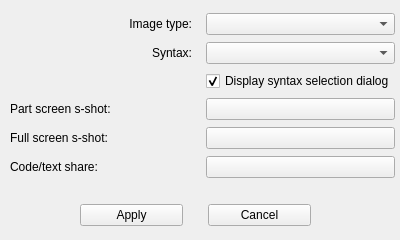
bakwc/Pastexen, file client/config.ui: the form before one commit.
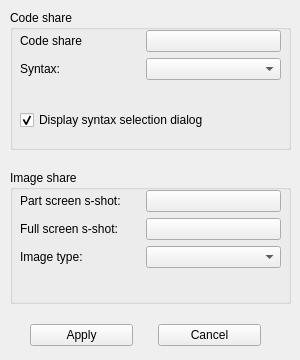
The form after the commit. Icons and pictures are not drawn.

Commit message: UI changed in accordance with the design

Patch:
```diff
--- a/client/config.ui
+++ b/client/config.ui
@@ -6,28 +6,16 @@
    <rect>
     <x>0</x>
     <y>0</y>
-    <width>400</width>
-    <height>240</height>
+    <width>300</width>
+    <height>360</height>
    </rect>
   </property>
   <property name="sizePolicy">
-   <sizepolicy hsizetype="Preferred" vsizetype="Preferred">
+   <sizepolicy hsizetype="Fixed" vsizetype="Fixed">
     <horstretch>0</horstretch>
     <verstretch>0</verstretch>
    </sizepolicy>
   </property>
-  <property name="minimumSize">
-   <size>
-    <width>400</width>
-    <height>240</height>
-   </size>
-  </property>
-  <property name="maximumSize">
-   <size>
-    <width>400</width>
-    <height>240</height>
-   </size>
-  </property>
   <property name="baseSize">
    <size>
     <width>400</width>
@@ -41,121 +29,11 @@
    <iconset resource="resources.qrc">
     <normaloff>:/icons/icon.png</normaloff>:/icons/icon.png</iconset>
   </property>
-  <widget class="QWidget" name="gridLayoutWidget">
-   <property name="geometry">
-    <rect>
-     <x>10</x>
-     <y>10</y>
-     <width>385</width>
-     <height>176</height>
-    </rect>
-   </property>
-   <layout class="QGridLayout" name="gridLayout">
-    <property name="horizontalSpacing">
-     <number>14</number>
-    </property>
-    <property name="verticalSpacing">
-     <number>4</number>
-    </property>
-    <item row="3" column="0">
-     <widget class="QLabel" name="label">
-      <property name="text">
-       <string>Part screen s-shot:</string>
-      </property>
-     </widget>
-    </item>
-    <item row="4" column="1">
-     <widget class="QPushButton" name="fullhotkey">
-      <property name="text">
-       <string/>
-      </property>
-     </widget>
-    </item>
-    <item row="1" column="0">
-     <widget class="QLabel" name="labelPassword">
-      <property name="text">
-       <string>Syntax:</string>
-      </property>
-      <property name="alignment">
-       <set>Qt::AlignRight|Qt::AlignTrailing|Qt::AlignVCenter</set>
-      </property>
-     </widget>
-    </item>
-    <item row="3" column="1">
-     <widget class="QPushButton" name="parthotkey">
-      <property name="text">
-       <string/>
-      </property>
-     </widget>
-    </item>
-    <item row="5" column="1">
-     <widget class="QPushButton" name="texthotkey">
-      <property name="text">
-       <string/>
-      </property>
-     </widget>
-    </item>
-    <item row="5" column="0">
-     <widget class="QLabel" name="label_3">
-      <property name="text">
-       <string>Code/text share:</string>
-      </property>
-     </widget>
-    </item>
-    <item row="1" column="1">
-     <widget class="QComboBox" name="comboSourcesType">
-      <property name="editable">
-       <bool>false</bool>
-      </property>
-     </widget>
-    </item>
-    <item row="0" column="0">
-     <widget class="QLabel" name="labelLogin">
-      <property name="layoutDirection">
-       <enum>Qt::LeftToRight</enum>
-      </property>
-      <property name="text">
-       <string>Image type:</string>
-      </property>
-      <property name="alignment">
-       <set>Qt::AlignRight|Qt::AlignTrailing|Qt::AlignVCenter</set>
-      </property>
-     </widget>
-    </item>
-    <item row="4" column="0">
-     <widget class="QLabel" name="label_2">
-      <property name="text">
-       <string>Full screen s-shot:</string>
-      </property>
-     </widget>
-    </item>
-    <item row="0" column="1">
-     <widget class="QComboBox" name="comboImageType">
-      <property name="currentIndex">
-       <number>-1</number>
-      </property>
-     </widget>
-    </item>
-    <item row="2" column="1">
-     <widget class="QCheckBox" name="checkBoxLangDialogShow">
-      <property name="contextMenuPolicy">
-       <enum>Qt::DefaultContextMenu</enum>
-      </property>
-      <property name="text">
-       <string>Display syntax selection dialog</string>
-      </property>
-      <property name="checked">
-       <bool>true</bool>
-      </property>
-     </widget>
-    </item>
-   </layout>
-  </widget>
   <widget class="QWidget" name="horizontalLayoutWidget">
    <property name="geometry">
     <rect>
-     <x>80</x>
-     <y>200</y>
+     <x>30</x>
+     <y>320</y>
      <width>231</width>
      <height>31</height>
     </rect>
@@ -180,6 +58,268 @@
     </item>
    </layout>
   </widget>
+  <widget class="QGroupBox" name="groupBox">
+   <property name="geometry">
+    <rect>
+     <x>10</x>
+     <y>10</y>
+     <width>281</width>
+     <height>140</height>
+    </rect>
+   </property>
+   <property name="title">
+    <string>Code share</string>
+   </property>
+   <widget class="QWidget" name="formLayoutWidget">
+    <property name="geometry">
+     <rect>
+      <x>10</x>
+      <y>20</y>
+      <width>261</width>
+      <height>69</height>
+     </rect>
+    </property>
+    <layout class="QFormLayout" name="formLayout">
+     <property name="fieldGrowthPolicy">
+      <enum>QFormLayout::AllNonFixedFieldsGrow</enum>
+     </property>
+     <item row="0" column="0">
+      <widget class="QLabel" name="label_3">
+       <property name="sizePolicy">
+        <sizepolicy hsizetype="Minimum" vsizetype="Minimum">
+         <horstretch>0</horstretch>
+         <verstretch>0</verstretch>
+        </sizepolicy>
+       </property>
+       <property name="minimumSize">
+        <size>
+         <width>120</width>
+         <height>0</height>
+        </size>
+       </property>
+       <property name="text">
+        <string>Code share</string>
+       </property>
+      </widget>
+     </item>
+     <item row="0" column="1">
+      <widget class="QPushButton" name="texthotkey">
+       <property name="sizePolicy">
+        <sizepolicy hsizetype="Minimum" vsizetype="Minimum">
+         <horstretch>0</horstretch>
+         <verstretch>0</verstretch>
+        </sizepolicy>
+       </property>
+       <property name="minimumSize">
+        <size>
+         <width>0</width>
+         <height>0</height>
+        </size>
+       </property>
+       <property name="text">
+        <string/>
+       </property>
+      </widget>
+     </item>
+     <item row="1" column="0">
+      <widget class="QLabel" name="labelPassword">
+       <property name="enabled">
+        <bool>true</bool>
+       </property>
+       <property name="sizePolicy">
+        <sizepolicy hsizetype="Minimum" vsizetype="Minimum">
+         <horstretch>0</horstretch>
+         <verstretch>0</verstretch>
+        </sizepolicy>
+       </property>
+       <property name="minimumSize">
+        <size>
+         <width>120</width>
+         <height>0</height>
+        </size>
+       </property>
+       <property name="text">
+        <string>Syntax:</string>
+       </property>
+       <property name="alignment">
+        <set>Qt::AlignLeading|Qt::AlignLeft|Qt::AlignVCenter</set>
+       </property>
+      </widget>
+     </item>
+     <item row="1" column="1">
+      <widget class="QComboBox" name="comboSourcesType">
+       <property name="sizePolicy">
+        <sizepolicy hsizetype="Minimum" vsizetype="Minimum">
+         <horstretch>0</horstretch>
+         <verstretch>0</verstretch>
+        </sizepolicy>
+       </property>
+       <property name="minimumSize">
+        <size>
+         <width>0</width>
+         <height>0</height>
+        </size>
+       </property>
+       <property name="editable">
+        <bool>false</bool>
+       </property>
+      </widget>
+     </item>
+    </layout>
+   </widget>
+   <widget class="QCheckBox" name="checkBoxLangDialogShow">
+    <property name="geometry">
+     <rect>
+      <x>10</x>
+      <y>100</y>
+      <width>241</width>
+      <height>20</height>
+     </rect>
+    </property>
+    <property name="contextMenuPolicy">
+     <enum>Qt::DefaultContextMenu</enum>
+    </property>
+    <property name="text">
+     <string>Display syntax selection dialog</string>
+    </property>
+    <property name="checked">
+     <bool>true</bool>
+    </property>
+   </widget>
+  </widget>
+  <widget class="QGroupBox" name="groupBox_2">
+   <property name="geometry">
+    <rect>
+     <x>10</x>
+     <y>170</y>
+     <width>281</width>
+     <height>134</height>
+    </rect>
+   </property>
+   <property name="title">
+    <string>Image share</string>
+   </property>
+   <widget class="QWidget" name="formLayoutWidget_2">
+    <property name="geometry">
+     <rect>
+      <x>10</x>
+      <y>20</y>
+      <width>261</width>
+      <height>94</height>
+     </rect>
+    </property>
+    <layout class="QFormLayout" name="formLayout_2">
+     <item row="0" column="0">
+      <widget class="QLabel" name="label">
+       <property name="sizePolicy">
+        <sizepolicy hsizetype="Minimum" vsizetype="Preferred">
+         <horstretch>0</horstretch>
+         <verstretch>0</verstretch>
+        </sizepolicy>
+       </property>
+       <property name="minimumSize">
+        <size>
+         <width>120</width>
+         <height>0</height>
+        </size>
+       </property>
+       <property name="layoutDirection">
+        <enum>Qt::LeftToRight</enum>
+       </property>
+       <property name="text">
+        <string>Part screen s-shot:</string>
+       </property>
+      </widget>
+     </item>
+     <item row="0" column="1">
+      <widget class="QPushButton" name="parthotkey">
+       <property name="sizePolicy">
+        <sizepolicy hsizetype="Minimum" vsizetype="Minimum">
+         <horstretch>0</horstretch>
+         <verstretch>0</verstretch>
+        </sizepolicy>
+       </property>
+       <property name="text">
+        <string/>
+       </property>
+      </widget>
+     </item>
+     <item row="2" column="0">
+      <widget class="QLabel" name="labelLogin">
+       <property name="sizePolicy">
+        <sizepolicy hsizetype="Minimum" vsizetype="Preferred">
+         <horstretch>0</horstretch>
+         <verstretch>0</verstretch>
+        </sizepolicy>
+       </property>
+       <property name="minimumSize">
+        <size>
+         <width>120</width>
+         <height>0</height>
+        </size>
+       </property>
+       <property name="layoutDirection">
+        <enum>Qt::LeftToRight</enum>
+       </property>
+       <property name="text">
+        <string>Image type:</string>
+       </property>
+       <property name="alignment">
+        <set>Qt::AlignLeading|Qt::AlignLeft|Qt::AlignVCenter</set>
+       </property>
+      </widget>
+     </item>
+     <item row="2" column="1">
+      <widget class="QComboBox" name="comboImageType">
+       <property name="sizePolicy">
+        <sizepolicy hsizetype="Preferred" vsizetype="Minimum">
+         <horstretch>0</horstretch>
+         <verstretch>0</verstretch>
+        </sizepolicy>
+       </property>
+       <property name="currentIndex">
+        <number>-1</number>
+       </property>
+      </widget>
+     </item>
+     <item row="1" column="0">
+      <widget class="QLabel" name="label_2">
+       <property name="sizePolicy">
+        <sizepolicy hsizetype="Minimum" vsizetype="Preferred">
+         <horstretch>0</horstretch>
+         <verstretch>0</verstretch>
+        </sizepolicy>
+       </property>
+       <property name="minimumSize">
+        <size>
+         <width>120</width>
+         <height>0</height>
+        </size>
+       </property>
+       <property name="layoutDirection">
+        <enum>Qt::LeftToRight</enum>
+       </property>
+       <property name="text">
+        <string>Full screen s-shot:</string>
+       </property>
+      </widget>
+     </item>
+     <item row="1" column="1">
+      <widget class="QPushButton" name="fullhotkey">
+       <property name="sizePolicy">
+        <sizepolicy hsizetype="Minimum" vsizetype="Minimum">
+         <horstretch>0</horstretch>
+         <verstretch>0</verstretch>
+        </sizepolicy>
+       </property>
+       <property name="text">
+        <string/>
+       </property>
+      </widget>
+     </item>
+    </layout>
+   </widget>
+  </widget>
  </widget>
  <resources>
   <include location="resources.qrc"/>
```
